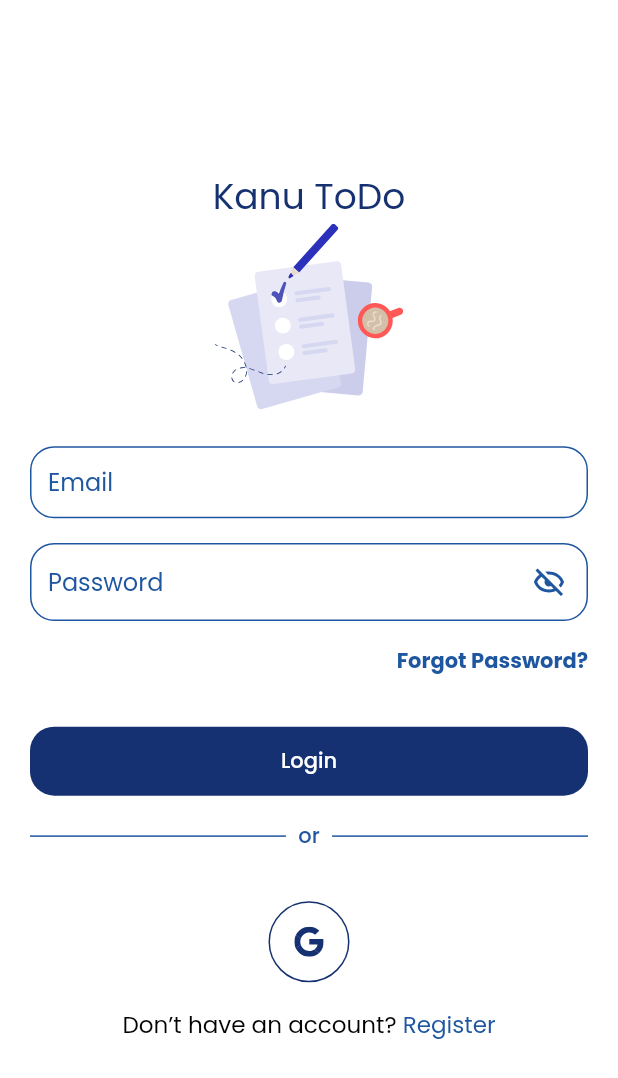
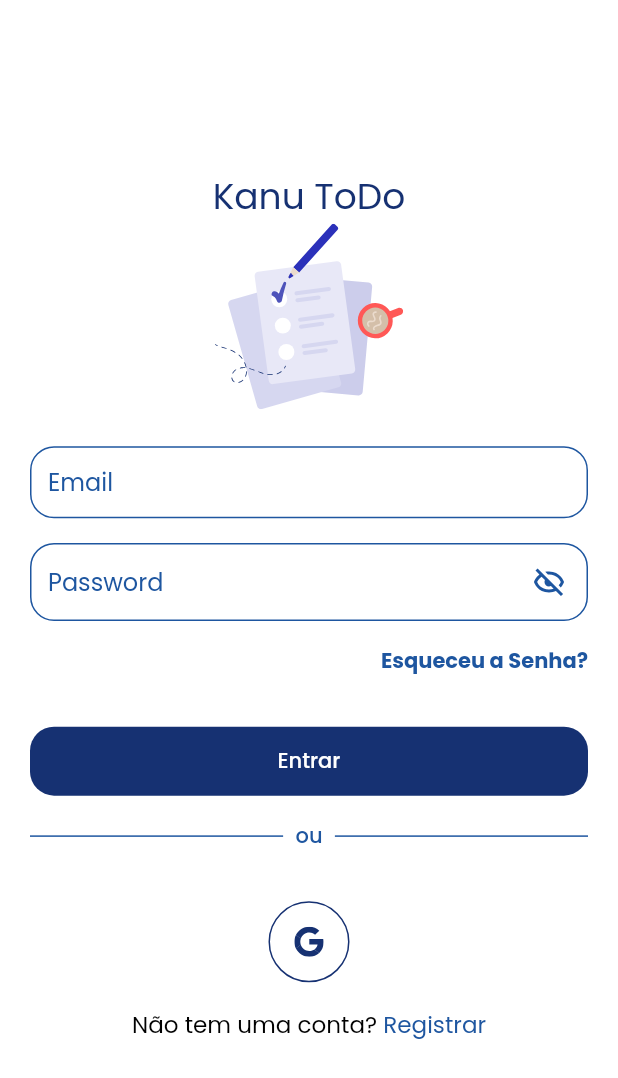
Before and after one commit to renankanu/app_todo, a Flutter app: the screen it shows after launch, on a phone screen of 412 x 824 dp. Shown: the top 1078 px of the screen. Run offline on Flutter 3.47's test engine with Material 2 defaults, Android fonts, the phone set to English and light mode, and no system bars; our stand-ins replace cloud_firestore, firebase_auth, firebase_core, flutter_svg, google_sign_in; accounts and stored records are empty.

Commit message:
Refactor - translate partial app, pt-br

```diff
--- a/lib/app/screens/forgot_password/forgot_password_screen.dart
+++ b/lib/app/screens/forgot_password/forgot_password_screen.dart
@@ -54,7 +54,7 @@ class ForgotPasswordScreen extends StatelessWidget {
             return Column(
               children: [
                 const Text(
-                  "Forgot Password",
+                  "Esqueceu a Senha",
                   style: TextStyle(
                     fontSize: 32,
                     fontWeight: FontWeight.w500,
@@ -63,7 +63,7 @@ class ForgotPasswordScreen extends StatelessWidget {
                 ),
                 SizedBox(height: SizeConfig.screenHeight * 0.03),
                 const Text(
-                  "We will send a link in your email to reset your password",
+                  "Enviaremos um link em seu e-mail para redefinir sua senha",
                   style: TextStyle(color: kLuckyPoint),
                 ),
                 SizedBox(height: SizeConfig.screenHeight * 0.03),
@@ -74,7 +74,7 @@ class ForgotPasswordScreen extends StatelessWidget {
                 ),
                 SizedBox(height: SizeConfig.screenHeight * 0.06),
                 RoundedButton(
-                  text: "Send me the link ",
+                  text: "Me envie o link",
                   press: () async {
                     await validEmail(context);
                   },
--- a/lib/app/screens/login/login_screen.dart
+++ b/lib/app/screens/login/login_screen.dart
@@ -85,7 +85,7 @@ class _LoginScreenState extends State<LoginScreen> {
                           );
                         },
                         child: const Text(
-                          "Forgot Password?",
+                          "Esqueceu a Senha?",
                           style: TextStyle(
                               color: kMatisse, fontWeight: FontWeight.w700),
                         ),
@@ -95,7 +95,7 @@ class _LoginScreenState extends State<LoginScreen> {
                   SizedBox(height: SizeConfig.screenHeight * 0.04),
                   RoundedButton(
                     key: const ValueKey("signIn"),
-                    text: "Login",
+                    text: "Entrar",
                     press: () async {
                       final String returnValue =
                           await Auth(auth: widget.auth).signIn(
@@ -123,7 +123,7 @@ class _LoginScreenState extends State<LoginScreen> {
                       ),
                       SizedBox(width: SizeConfig.screenWidth * 0.02),
                       const Text(
-                        'or',
+                        'ou',
                         style: TextStyle(
                             color: kMatisse, fontWeight: FontWeight.w500),
                       ),
--- a/lib/app/screens/login/widget/no_account_text.dart
+++ b/lib/app/screens/login/widget/no_account_text.dart
@@ -15,7 +15,7 @@ class NoAccountText extends StatelessWidget {
       mainAxisAlignment: MainAxisAlignment.center,
       children: [
         Text(
-          "Don’t have an account? ",
+          "Não tem uma conta? ",
           style: TextStyle(fontSize: getProportionateScreenWidth(14)),
         ),
         GestureDetector(
@@ -26,7 +26,7 @@ class NoAccountText extends StatelessWidget {
             );
           },
           child: Text(
-            "Register",
+            "Registrar",
             style: TextStyle(
                 fontSize: getProportionateScreenWidth(14), color: kMatisse),
           ),
--- a/lib/app/screens/register/widget/body.dart
+++ b/lib/app/screens/register/widget/body.dart
@@ -107,7 +107,7 @@ class Body extends StatelessWidget {
                           Navigator.pop(context);
                         },
                         child: const Text(
-                          "Login",
+                          "Entrar",
                           style: TextStyle(fontSize: 14, color: kMatisse),
                         ),
                       ),
```
